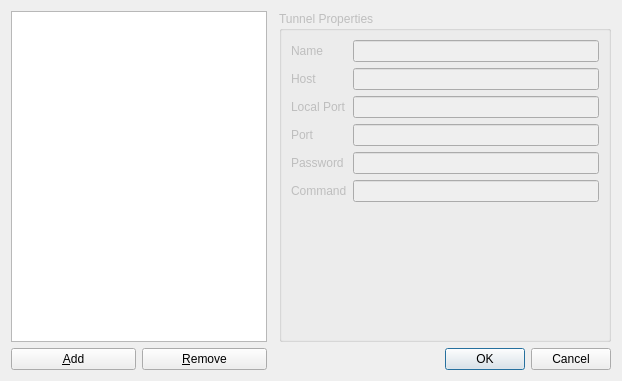
The window that src/tunneldialog.ui (mtorromeo/iosshy) describes before a commit, drawn with Qt 5.
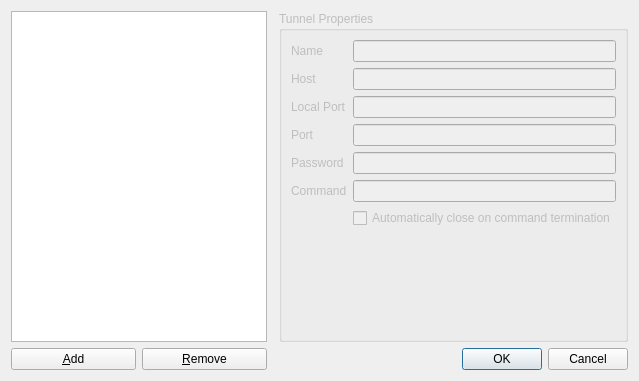
The same window after the commit. Icons and pictures are not drawn.

Patch:
```diff
--- a/src/tunneldialog.ui
+++ b/src/tunneldialog.ui
@@ -120,6 +120,13 @@
       <item row="5" column="1">
        <widget class="QLineEdit" name="txtCommand"/>
       </item>
+      <item row="6" column="1">
+       <widget class="QCheckBox" name="chkCloseOnTerm">
+        <property name="text">
+         <string>Automatically close on command termination</string>
+        </property>
+       </widget>
+      </item>
      </layout>
     </widget>
    </item>
```
